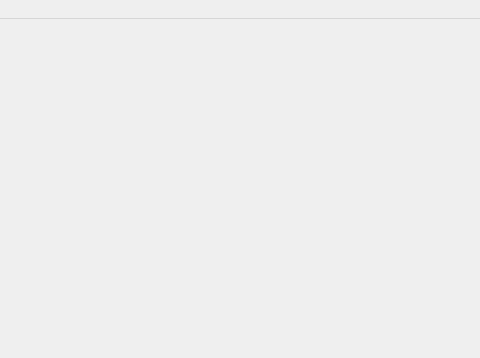
Before: the Qt Designer form DigiFerro/mainwindow.ui in peterooch/DigiFerro, drawn with Qt 5; both pictures show x 150 to 630 and y 0 to 358 of the 800 by 600 pixel window.
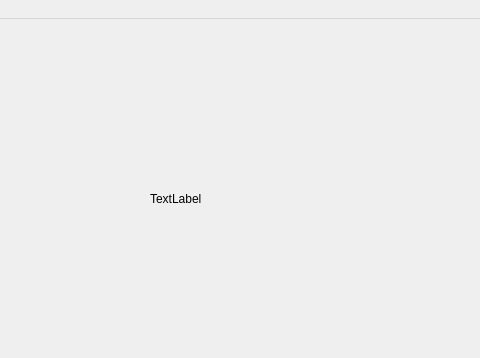
After: the same form once the commit is applied.

The edit to the form file:
```diff
--- a/DigiFerro/mainwindow.ui
+++ b/DigiFerro/mainwindow.ui
@@ -13,7 +13,21 @@
   <property name="windowTitle">
    <string>MainWindow</string>
   </property>
-  <widget class="QWidget" name="centralwidget"/>
+  <widget class="QWidget" name="centralwidget">
+   <widget class="QLabel" name="label">
+    <property name="geometry">
+     <rect>
+      <x>300</x>
+      <y>170</y>
+      <width>181</width>
+      <height>19</height>
+     </rect>
+    </property>
+    <property name="text">
+     <string>TextLabel</string>
+    </property>
+   </widget>
+  </widget>
   <widget class="QMenuBar" name="menubar">
    <property name="geometry">
     <rect>
```
Left out of the diff: 16 changed lines with no effect on the pictures.
